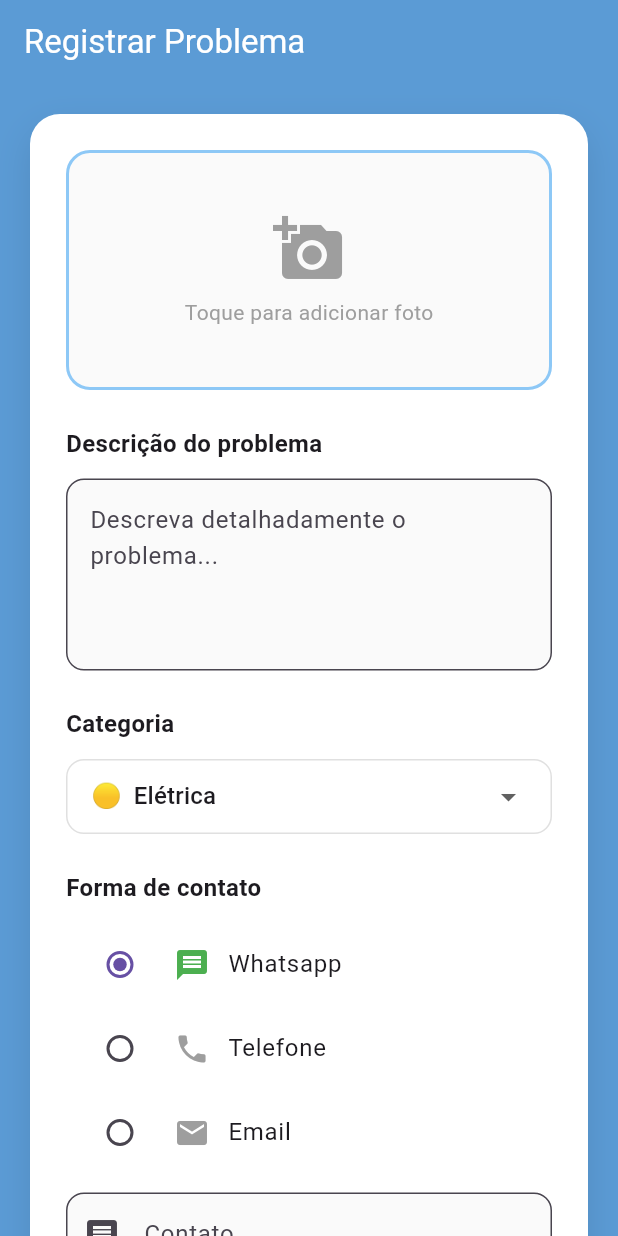
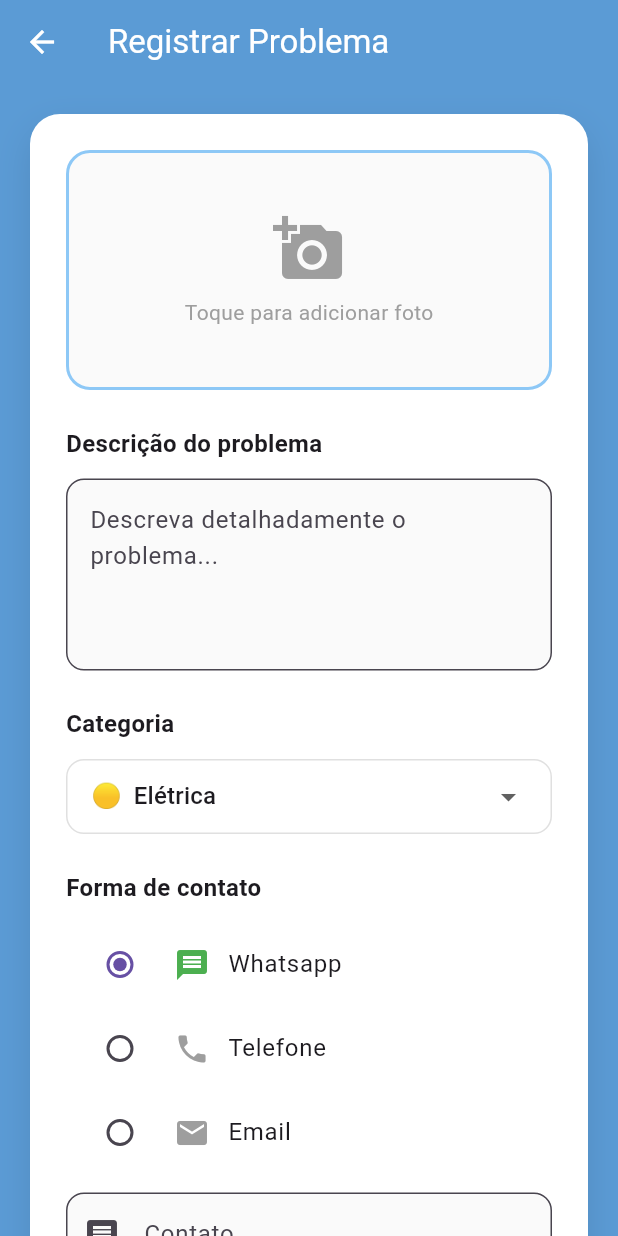
Before and after one commit to kauapcota-sketch/P.I_Work_Fast, a Flutter app: the RegistrarProblemaPage screen opened directly, on a phone screen of 412 x 824 dp. Run offline on Flutter 3.47's test engine with Material 3 defaults, Android fonts, the phone set to English and light mode, and no system bars; our stand-ins replace hive, image_picker; accounts and stored records are empty.

Commit message:
Botão de voltar na pagina de registrar problema

```diff
--- a/workfast/lib/registrar_problema_page.dart
+++ b/workfast/lib/registrar_problema_page.dart
@@ -114,7 +114,6 @@ ${imagemSelecionada != null ? '\n*Foto do problema anexada*' : ''}
           throw Exception('Forma de contato inválida');
       }
 
-      // Remove canLaunchUrl - o try/catch cuida dos erros
       if (mounted) {
         await launchUrl(
           uri,
@@ -169,6 +168,12 @@ ${imagemSelecionada != null ? '\n*Foto do problema anexada*' : ''}
         backgroundColor: const Color(0xFF5B9BD5),
         elevation: 0,
         foregroundColor: Colors.white,
+        leading: IconButton(
+          icon: const Icon(Icons.arrow_back),
+          onPressed: () {
+            Navigator.pop(context);
+          },
+        ),
       ),
       body: SingleChildScrollView(
         padding: const EdgeInsets.all(20),
```
